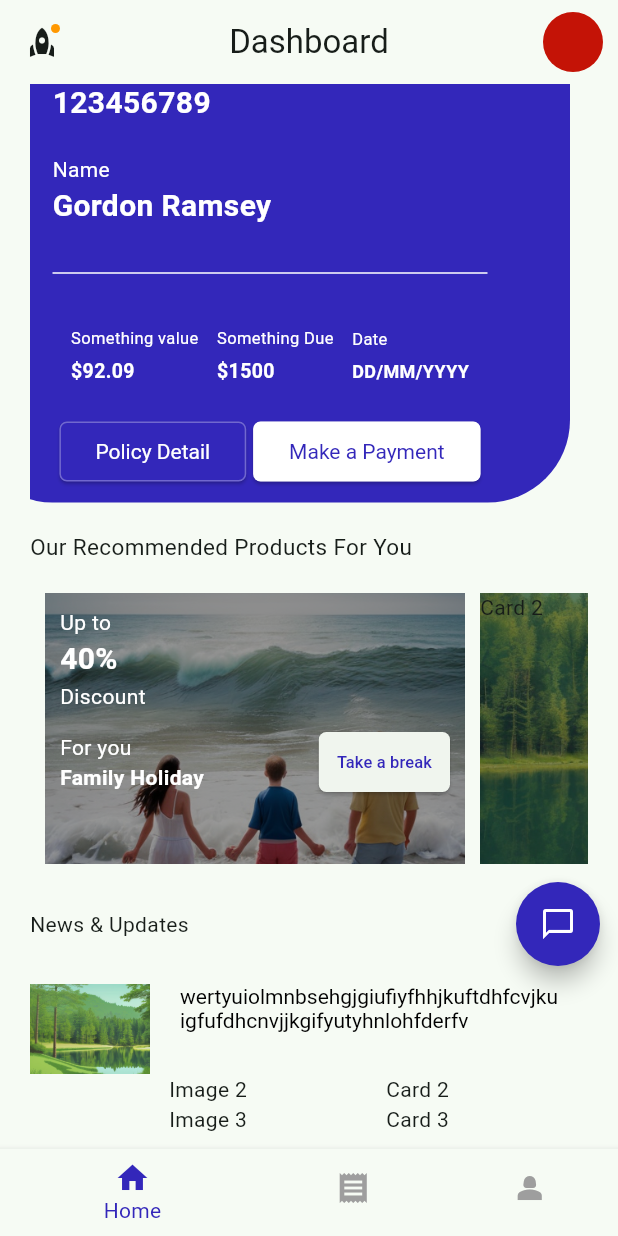
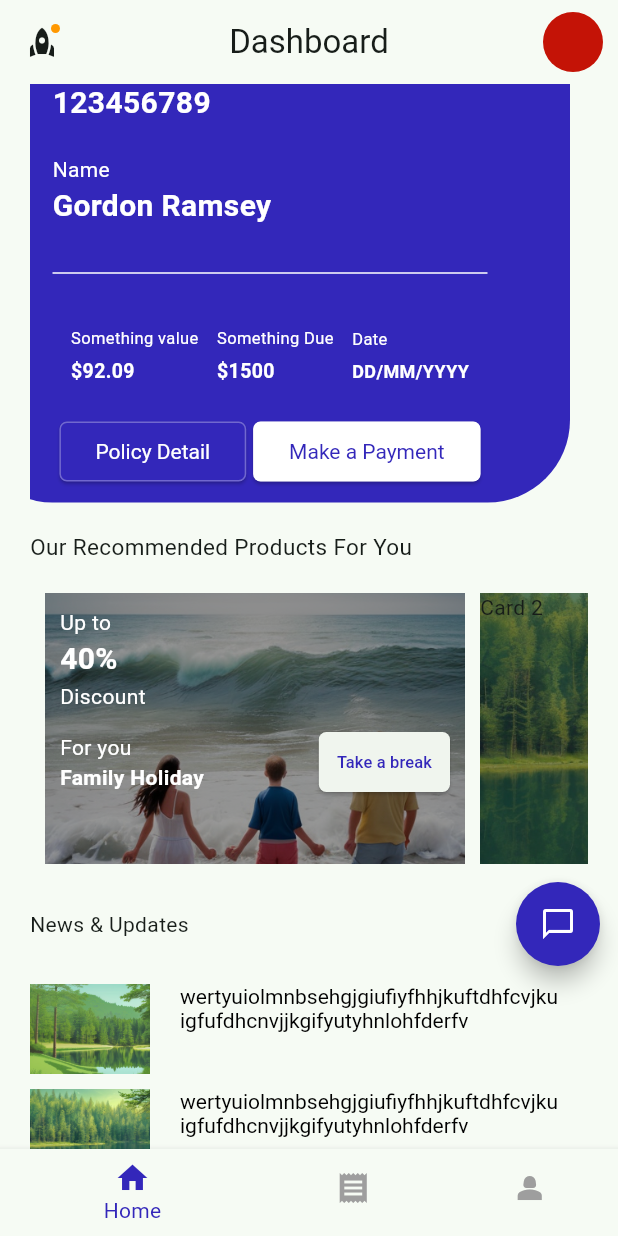
Before and after one commit to ninjaVr2/SendIN_Mobile, a Flutter app: the home screen opened directly, scrolled down 92 dp, on a phone screen of 412 x 824 dp. Run offline on Flutter 3.47's test engine with Material 2 defaults, Android fonts, the phone set to English and light mode, and no system bars; our stand-ins replace animated_splash_screen, page_transition.

Commit message:
update 9 files

```diff
--- a/lib/Screens/Home/Dashboard/Dashboard.dart
+++ b/lib/Screens/Home/Dashboard/Dashboard.dart
@@ -2,7 +2,8 @@
 import 'package:flutter/material.dart';
 
 class DashboardPage extends StatefulWidget {
-  const DashboardPage({super.key});
+  final Function callback;
+   DashboardPage({required this.callback,super.key});
 
   @override
   State<DashboardPage> createState() => _DashboardPageState();
@@ -211,7 +212,10 @@
                                         mainAxisAlignment: MainAxisAlignment.spaceEvenly,
                                         children: [
                                           ElevatedButton(
-                                            onPressed: (){},
+                                            onPressed: (){
+                                              widget.callback(true);
+                                              //print("press");
+                                            },
                                             style: ElevatedButton.styleFrom(
                                                 backgroundColor: Color.fromARGB(255, 51, 39, 186),
                                                 side: BorderSide(
@@ -459,18 +463,70 @@
                           )
                         ],
                       ),
+                      SizedBox(height: 10,),
                       Row(
-                        mainAxisAlignment: MainAxisAlignment.spaceEvenly,
+                        mainAxisAlignment: MainAxisAlignment.start,
+                        crossAxisAlignment: CrossAxisAlignment.start,
                         children: [
-                          Text("Image 2"),
-                          Text("Card 2"),
+                          Container(
+                            width: 80,
+                            height: 60,
+                            decoration: BoxDecoration(
+                              image: DecorationImage(
+                                image: AssetImage('assets/imgs/img2.png'),
+                                fit: BoxFit.cover
+                              )
+                            ),
+                            child: Text(""),
+                          ),
+                          Expanded(
+                            child: Padding(
+                              padding: const EdgeInsets.symmetric(
+                                horizontal: 20.0
+                                ),
+                              child: RichText(
+                                text: TextSpan(
+                                  text: "wertyuiolmnbsehgjgiufiyfhhjkuftdhfcvjkuigfufdhcnvjjkgifyutyhnlohfderfv",
+                                  style: TextStyle(
+                                    color: Colors.black
+                                  )
+                                )
+                                ),
+                            ),
+                          )
                         ],
                       ),
+                      SizedBox(height: 10,),
                       Row(
-                        mainAxisAlignment: MainAxisAlignment.spaceEvenly,
+                        mainAxisAlignment: MainAxisAlignment.start,
+                        crossAxisAlignment: CrossAxisAlignment.start,
                         children: [
-                          Text("Image 3"),
-                          Text("Card 3"),
+                          Container(
+                            width: 80,
+                            height: 60,
+                            decoration: BoxDecoration(
+                              image: DecorationImage(
+                                image: AssetImage('assets/imgs/img3.png'),
+                                fit: BoxFit.cover
+                              )
+                            ),
+                            child: Text(""),
+                          ),
+                          Expanded(
+                            child: Padding(
+                              padding: const EdgeInsets.symmetric(
+                                horizontal: 20.0
+                                ),
+                              child: RichText(
+                                text: TextSpan(
+                                  text: "wertyuiolmnbsehgjgiufiyfhhjkuftdhfcvjkuigfufdhcnvjjkgifyutyhnlohfderfv",
+                                  style: TextStyle(
+                                    color: Colors.black
+                                  )
+                                )
+                                ),
+                            ),
+                          )
                         ],
                       ),
                     ],
--- a/lib/Screens/Home/Home.dart
+++ b/lib/Screens/Home/Home.dart
@@ -1,4 +1,3 @@
-import 'package:flutter/cupertino.dart';
 import 'package:flutter/material.dart';
 import 'package:sendin_mobile/Screens/Home/Dashboard/Dashboard.dart';
 import 'package:sendin_mobile/Screens/Home/Payment/Payment_homepage.dart';
@@ -19,7 +18,20 @@
   String title = "Dashboard";
   int _pageIndex = 0;
 
+  void callback(bool value){
+    setState(() {
+      PolDetails = value;
+      title = "Policy Details";
+    });
+  }
+
   void Navitap(int page){
+    if(page==0){
+      setState(() {
+        PolDetails = false;
+        title = "Dashboard";
+      });
+    }
     pageController.jumpToPage(page);
   }
 
@@ -86,7 +98,7 @@
         controller: pageController,
         onPageChanged: OnpageChange,
         children: [
-          PolDetails ? PolicyDetailsPage():DashboardPage(),
+          PolDetails ? PolicyDetailsPage():DashboardPage(callback: callback,),
           PaymentHomePage(),
           ProfilePage()
         ],
```
